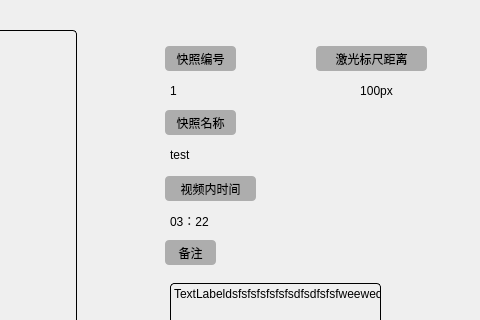
Qt form sxw/gui/child_snapshot_detail/child_snapshot_detail.ui (Buct-king/ai-Project) before a commit; both pictures show x 504 to 984 and y 0 to 320 of the 984 by 539 pixel window.
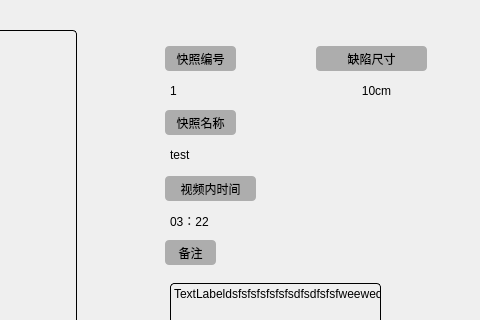
The same form after that commit.

The edit to the form file:
```diff
--- a/sxw/gui/child_snapshot_detail/child_snapshot_detail.ui
+++ b/sxw/gui/child_snapshot_detail/child_snapshot_detail.ui
@@ -331,7 +331,7 @@
 border-radius: 4px;   </string>
     </property>
     <property name="text">
-     <string>激光标尺距离</string>
+     <string>缺陷尺寸</string>
     </property>
     <property name="alignment">
      <set>Qt::AlignCenter</set>
@@ -352,7 +352,7 @@
 font: 25 11pt &quot;Adobe 宋体 Std L&quot;;</string>
     </property>
     <property name="text">
-     <string>100px</string>
+     <string>10cm</string>
     </property>
     <property name="alignment">
      <set>Qt::AlignCenter</set>
```
